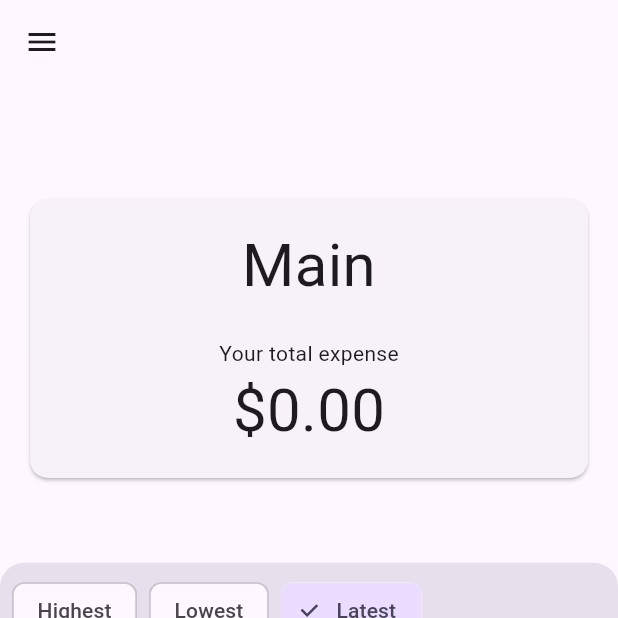
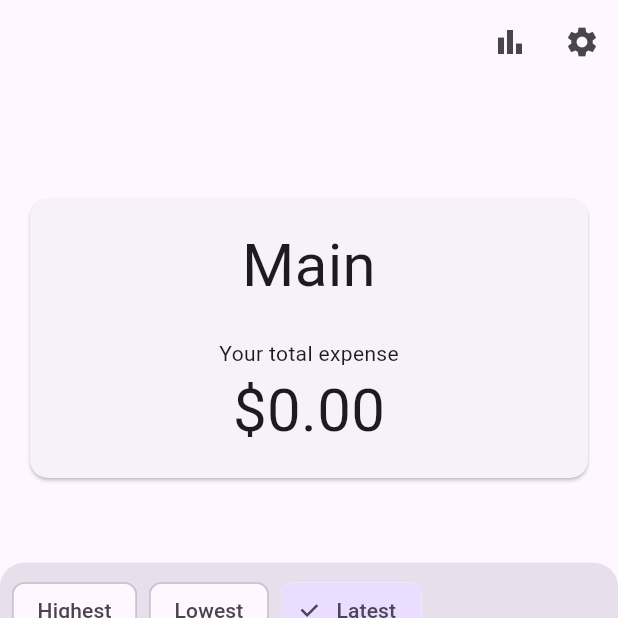
Before and after one commit to PrunesLand/receiptify-portfolio, a Flutter app: the StatsBaseScreen screen opened by its route, on a phone screen of 412 x 824 dp, the top half of it. Run offline on Flutter 3.47's test engine with Material 3 defaults, Android fonts, the phone set to English and light mode, and no system bars; our stand-ins replace camera, dio, firebase_ai, firebase_auth, firebase_core, flutter_bloc and 10 more; accounts and stored records are empty; generated files the repository leaves out were written again.

Commit message:
feat: Implement basic statistics tracking and display
This commit introduces functionality to track and display basic statistics related to document expenses.

Key changes:
- **Statistics Bloc & State Management:**
    - Added `StatisticsBloc`, `StatisticsEvent`, and `StatisticsState` to manage statistics data.
    - `StatisticsBloc` loads all documents from main pockets, calculates category counts, and determines the most frequent category.
    - Registered `StatisticsBloc` in the service locator.
- **Data Model Updates:**
    - Added `type` (ExpenseEnum) field to the `Document` schema in `User.dart` to store the expense category.
    - Updated `IUserStorageRepository` and `UserStorageRepository` to include `category` when adding documents.
    - Updated `Mapper.dart` to map `type` and `dateOfReceipt` from `isarDocument` to `ReceiptModel`.
- **UI & Navigation:**
    - Created `StatsDataScreen.dart` to display category counts and the most frequent category.
    - Added an `/analytics` route in `main.dart` pointing to `StatsDataScreen`.
    - Added an analytics icon button to the `AppBar` in `AppDrawer.dart` to navigate to the analytics screen.
    - The drawer in `AppDrawer.dart` is now only shown in debug mode.
    - Updated `TileWidget.dart` to display `category.name` instead of `category.toString()`.
- **Utility Functions:**
    - Added `utils.dart` in the `Statistics` feature with functions to calculate `getCategoryCounts` and `getMostFrequentCategory`.
- **Document Bloc Update:**
    - `DocumentBloc` now passes the `category` when saving documents to the repository.

```diff
--- a/lib/features/AppDrawer/presentation/AppDrawer.dart
+++ b/lib/features/AppDrawer/presentation/AppDrawer.dart
@@ -1,3 +1,4 @@
+import 'package:flutter/foundation.dart';
 import 'package:flutter/material.dart';
 import 'package:go_router/go_router.dart';
 
@@ -19,9 +20,8 @@ class AppDrawer extends StatelessWidget {
         extendBodyBehindAppBar: true,
         appBar: AppBar(
           backgroundColor: Colors.transparent,
-          actions:
-              state.topRoute?.path == '/selection'
-                  ? [
+          actions: [
+            if (state.topRoute?.path == '/selection')
               IconButton(
                 icon: const Icon(Icons.add),
                 onPressed: () async {
@@ -30,16 +30,27 @@ class AppDrawer extends StatelessWidget {
                     builder: (context) => BudgetModal(),
                   );
                   if (result != null) {
-                          getIt<PocketBloc>().add(
-                            PocketEvent.addPocket(result),
-                          );
+                    getIt<PocketBloc>().add(PocketEvent.addPocket(result));
                   }
                 },
               ),
-                  ]
-                  : null,
+            IconButton(
+              icon: const Icon(Icons.bar_chart),
+              onPressed: () {
+                GoRouter.of(context).push('/analytics');
+              },
             ),
-        drawer: Drawer(
+            IconButton(
+              icon: const Icon(Icons.settings),
+              onPressed: () {
+                GoRouter.of(context).push('/settings');
+              },
+            ),
+          ],
+        ),
+        drawer:
+            kDebugMode
+                ? Drawer(
                   child: Column(
                     crossAxisAlignment: CrossAxisAlignment.stretch,
                     children: [
@@ -74,18 +85,10 @@ class AppDrawer extends StatelessWidget {
                           });
                         },
                       ),
-              Spacer(),
-              ListTile(
-                leading: Icon(Icons.settings),
-                title: Text('Settings'),
-                onTap: () {
-                  GoRouter.of(context).go('/settings');
-                  Navigator.pop(context);
-                },
-              ),
                     ],
                   ),
-        ),
+                )
+                : null,
         body: child,
       ),
     );
--- a/lib/features/Document/presentation/widgets/TileWidget.dart
+++ b/lib/features/Document/presentation/widgets/TileWidget.dart
@@ -76,7 +76,7 @@ class TileWidget extends StatelessWidget {
               ),
             ],
           ),
-          subtitle: Text(category?.toString() ?? 'N/A'),
+          subtitle: Text(category?.name ?? 'N/A'),
           trailing:
               isLoading
                   ? const SizedBox(
--- /dev/null
+++ b/lib/features/Statistics/application/Statistics/index.dart
@@ -0,0 +1,3 @@
+export 'statistics_bloc.dart';
+export 'statistics_event.dart';
+export 'statistics_state.dart';
--- a/lib/features/Statistics/index.dart
+++ b/lib/features/Statistics/index.dart
@@ -1,3 +1,4 @@
 export 'domain/index.dart';
 export 'infrastructure/index.dart';
 export 'presentation/index.dart';
+export 'utils.dart';
--- a/lib/features/Statistics/presentation/index.dart
+++ b/lib/features/Statistics/presentation/index.dart
@@ -1 +1,2 @@
 export 'StatsBaseScreen.dart';
+export 'StatsDataScreen.dart';
--- a/lib/features/User/Domain/IUserStorageRepository.dart
+++ b/lib/features/User/Domain/IUserStorageRepository.dart
@@ -1,5 +1,6 @@
 import 'dart:typed_data';
 
+import 'package:receipt_app/features/Document/domain/Enums/Enums.dart';
 import 'package:receipt_app/features/Document/domain/models/Receipt/index.dart';
 
 import 'Schema/User.dart';
@@ -11,6 +12,7 @@ abstract class IUserStorageRepository {
     required String fileName,
     required String totalExpense,
     DateTime? dateOfReceipt,
+    required ExpenseEnum category,
   });
   Future<void> deleteDocumentFromMainPocketByFileName(String fileName);
   Future<void> addSubPocket(SubPocket newSubPocketData);
--- a/lib/features/User/Domain/Mapper.dart
+++ b/lib/features/User/Domain/Mapper.dart
@@ -41,9 +41,11 @@ Future<ReceiptModel> mapDocumentToImageModel(Document isarDocument) async {
   // Also, you might want to map `totalExpense` to `content` or another field
   // if it makes sense for your `ImageModel`.
   return ReceiptModel(
-    id: isarDocument.fileName, // Or another unique identifier from Document
+    id: isarDocument.fileName,
     file: imageFile,
-    cost: isarDocument.totalExpense, // Example: mapping totalExpense to content
+    cost: isarDocument.totalExpense,
+    category: isarDocument.type,
+    receiptDate: isarDocument.dateOfReceipt,
   );
 }
 
--- a/lib/features/User/Domain/Schema/User.dart
+++ b/lib/features/User/Domain/Schema/User.dart
@@ -1,4 +1,5 @@
 import 'package:isar/isar.dart';
+import 'package:receipt_app/features/Document/domain/Enums/Enums.dart';
 
 part 'User.g.dart';
 
@@ -59,4 +60,7 @@ class Document {
 
   @Name("dateOfReceipt")
   DateTime? dateOfReceipt;
+
+  @Enumerated(EnumType.name)
+  late ExpenseEnum type;
 }
--- a/lib/features/User/Infrastructure/UserStorageRepository.dart
+++ b/lib/features/User/Infrastructure/UserStorageRepository.dart
@@ -4,6 +4,8 @@ import 'package:isar/isar.dart';
 import 'package:logger/logger.dart';
 import 'package:receipt_app/features/Document/domain/models/Receipt/index.dart';
 import 'package:receipt_app/features/User/Domain/index.dart';
+
+import '../../Document/domain/Enums/Enums.dart';
 
 class UserStorageRepository implements IUserStorageRepository {
   final Isar isar;
@@ -33,6 +35,7 @@ class UserStorageRepository implements IUserStorageRepository {
     required String fileName,
     required String totalExpense,
     DateTime? dateOfReceipt,
+    required ExpenseEnum category,
   }) async {
     try {
       await isar.writeTxn(() async {
@@ -44,6 +47,7 @@ class UserStorageRepository implements IUserStorageRepository {
         final doc =
             Document()
               ..fileName = fileName
+              ..type = category
               ..totalExpense = totalExpense;
 
         if (imageBytes != null) {
--- a/lib/main.dart
+++ b/lib/main.dart
@@ -12,7 +12,7 @@ import 'package:receipt_app/features/PocketGroup/application/index.dart';
 import 'package:receipt_app/features/PocketGroup/domain/index.dart';
 import 'package:receipt_app/features/PocketGroup/presentation/DataSelectionScreen.dart';
 import 'package:receipt_app/features/Settings/index.dart';
-import 'package:receipt_app/features/Statistics/presentation/StatsBaseScreen.dart';
+import 'package:receipt_app/features/Statistics/index.dart';
 
 import 'core/service_locator.dart';
 import 'core/theme_provider.dart';
@@ -22,7 +22,7 @@ import 'features/Document/presentation/widgets/NewItemFormScreen.dart';
 import 'features/Onboarding/Application/Register/register_bloc.dart';
 import 'features/Onboarding/presentation/HeroScreen.dart';
 import 'features/Onboarding/presentation/LoginScreen.dart';
-import 'features/Statistics/domain/Models/BasicStats.dart';
+import 'features/Statistics/application/Statistics/statistics_bloc.dart';
 import 'firebase_options.dart';
 
 void main() async {
@@ -75,18 +75,12 @@ final GoRouter router = GoRouter(
         return MultiBlocProvider(
           providers: [
             BlocProvider(create: (context) => getIt<PocketBloc>()),
-            BlocProvider(create: (context) => getIt<DocumentBloc>()),
+            BlocProvider.value(value: getIt<DocumentBloc>()),
           ],
           child: AppDrawer(child: child, state: state),
         );
       },
       routes: [
-        GoRoute(
-          path: '/settings',
-          builder: (BuildContext context, GoRouterState state) {
-            return SettingsScreen();
-          },
-        ),
         GoRoute(
           path: '/selection',
           builder: (BuildContext context, GoRouterState state) {
@@ -121,6 +115,23 @@ final GoRouter router = GoRouter(
           },
         ),
       ],
+    ),
+
+    GoRoute(
+      path: '/settings',
+      builder: (BuildContext context, GoRouterState state) {
+        return SettingsScreen();
+      },
+    ),
+
+    GoRoute(
+      path: '/analytics',
+      builder: (BuildContext context, GoRouterState state) {
+        return BlocProvider.value(
+          value: getIt<StatisticsBloc>(),
+          child: StatsDataScreen(),
+        );
+      },
     ),
 
     GoRoute(
```
Also changed, not shown: lib/core/service_locator.dart (+6 -1 lines), lib/features/Document/application/Document/document_bloc.dart (+4 -3 lines), lib/features/Statistics/application/Statistics/statistics_bloc.dart (added, +36 -0 lines), lib/features/Statistics/application/Statistics/statistics_event.dart (added, +8 -0 lines), lib/features/Statistics/application/Statistics/statistics_state.dart (added, +17 -0 lines), lib/features/Statistics/presentation/StatsDataScreen.dart (added, +77 -0 lines), lib/features/Statistics/utils.dart (added, +30 -0 lines). Lines whose indentation alone changed are shown as unchanged.
